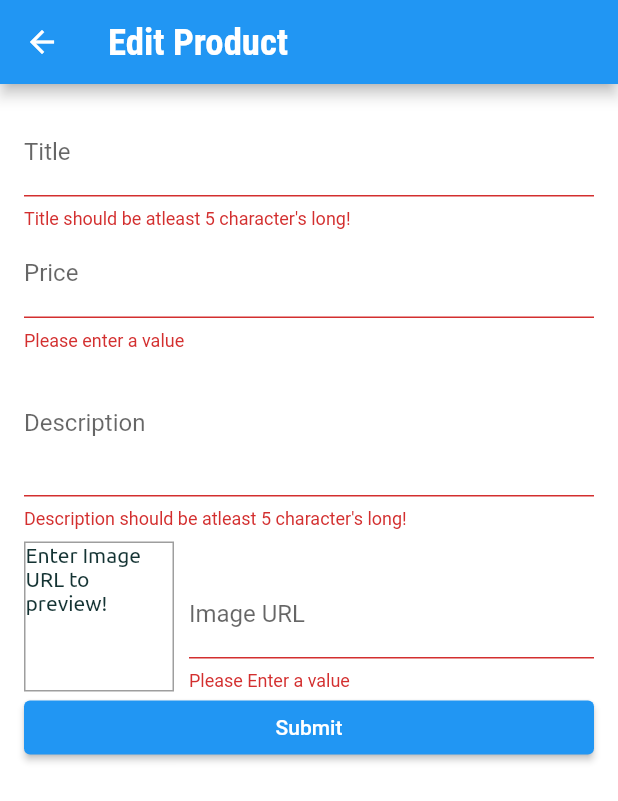
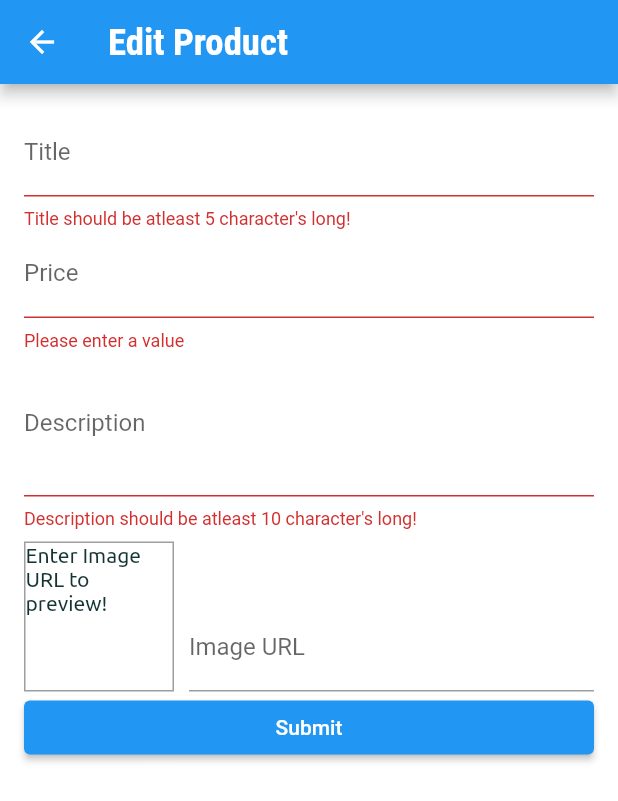
Before and after one commit to DeepeshDragoneel/EMartingApp_Flutter, a Flutter app: the EditProductScreen screen opened by its route, after a tap on "Submit", on a phone screen of 412 x 824 dp. Shown: the top 801 px of the screen. Run offline on Flutter 3.47's test engine with Material 2 defaults, Android fonts, the phone set to English and light mode, and no system bars; network calls fail.

Commit message:
Add product functionality

```diff
--- a/lib/screens/editProductScreen.dart
+++ b/lib/screens/editProductScreen.dart
@@ -1,5 +1,7 @@
 import 'package:emarting/Providers/product.dart';
+import 'package:emarting/Providers/products.dart';
 import 'package:flutter/material.dart';
+import 'package:provider/provider.dart';
 
 class EditProductScreen extends StatefulWidget {
   const EditProductScreen({Key? key}) : super(key: key);
@@ -33,10 +35,12 @@ class _EditProductScreenState extends State<EditProductScreen> {
   void _updateImagePreview() {
     if (!_imageUrlFocusNode.hasFocus) {
       if ((!_imageURLPreviewController.text.startsWith('http') &&
-              !_imageURLPreviewController.text.startsWith('https')) ||
-          (!_imageURLPreviewController.text.endsWith('png') &&
-              !_imageURLPreviewController.text.endsWith('.jpg') &&
-              !_imageURLPreviewController.text.endsWith('.jpeg'))) {
+                  !_imageURLPreviewController.text.startsWith('https')) ||
+              false
+          // (!_imageURLPreviewController.text.endsWith('png') &&
+          //     !_imageURLPreviewController.text.endsWith('.jpg') &&
+          //     !_imageURLPreviewController.text.endsWith('.jpeg'))
+          ) {
         return;
       }
       setState(() {});
@@ -48,7 +52,10 @@ class _EditProductScreenState extends State<EditProductScreen> {
     if (!isValid) {
       return;
     }
+    final productProvider = Provider.of<Products>(context, listen: false);
     _form.currentState!.save();
+    productProvider.addProduct(_editedProduct);
+    Navigator.of(context).pop();
   }
 
   @override
@@ -120,7 +127,7 @@ class _EditProductScreenState extends State<EditProductScreen> {
                     },
                     validator: (value) {
                       if (value!.length < 10) {
-                        return 'Description should be atleast 5 character\'s long!';
+                        return 'Description should be atleast 10 character\'s long!';
                       }
                       return null;
                     }),
@@ -157,21 +164,21 @@ class _EditProductScreenState extends State<EditProductScreen> {
                               id: '',
                             );
                           },
-                          validator: (value) {
-                            if (value!.isEmpty) {
-                              return 'Please Enter a value';
-                            }
-                            if (!value.startsWith('http') &&
-                                !value.startsWith('https')) {
-                              return 'Please enter a valid URL';
-                            }
-                            if (!value.endsWith('png') &&
-                                !value.endsWith('.jpg') &&
-                                !value.endsWith('.jpeg')) {
-                              return 'Please enter an Image URL';
-                            }
-                            return null;
-                          },
+                          // validator: (value) {
+                          //   if (value!.isEmpty) {
+                          //     return 'Please Enter a value';
+                          //   }
+                          //   if (!value.startsWith('http') &&
+                          //       !value.startsWith('https')) {
+                          //     return 'Please enter a valid URL';
+                          //   }
+                          //   if (!value.endsWith('png') &&
+                          //       !value.endsWith('.jpg') &&
+                          //       !value.endsWith('.jpeg')) {
+                          //     return 'Please enter an Image URL';
+                          //   }
+                          //   return null;
+                          // },
                           onEditingComplete: () {
                             setState(() {});
                           },
```
Also changed, not shown: lib/Providers/products.dart (+8 -1 lines).
